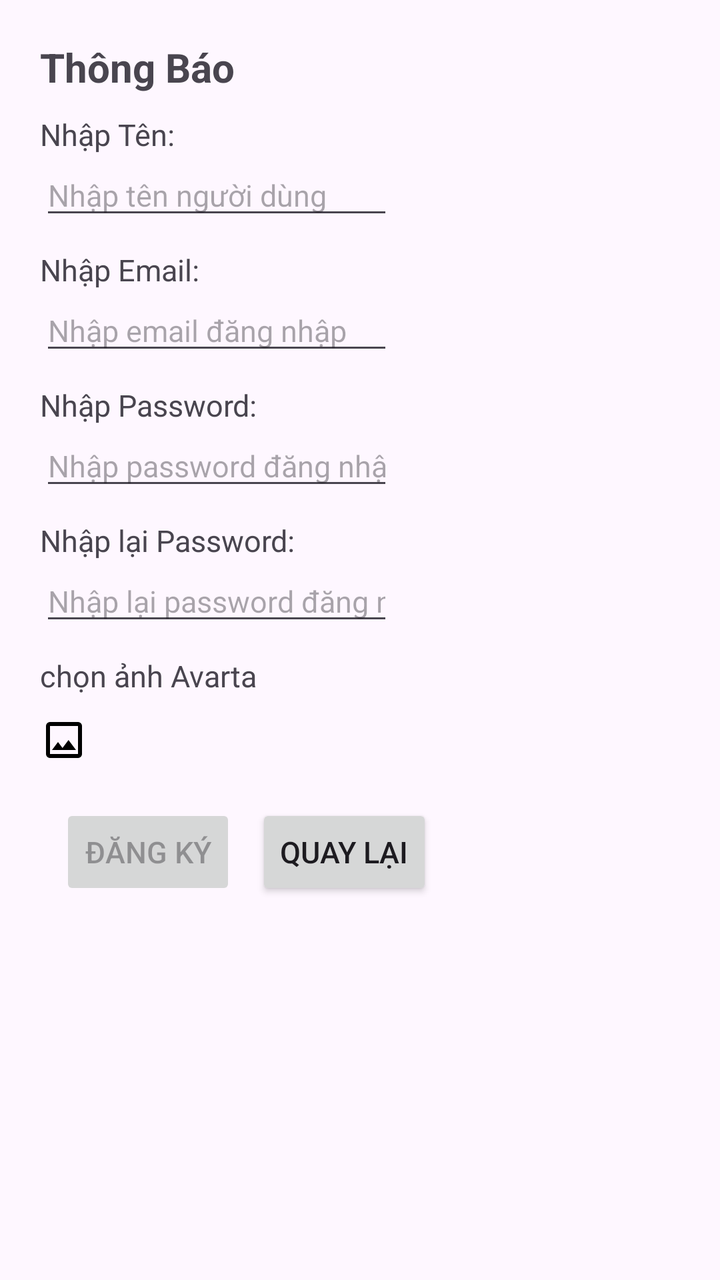
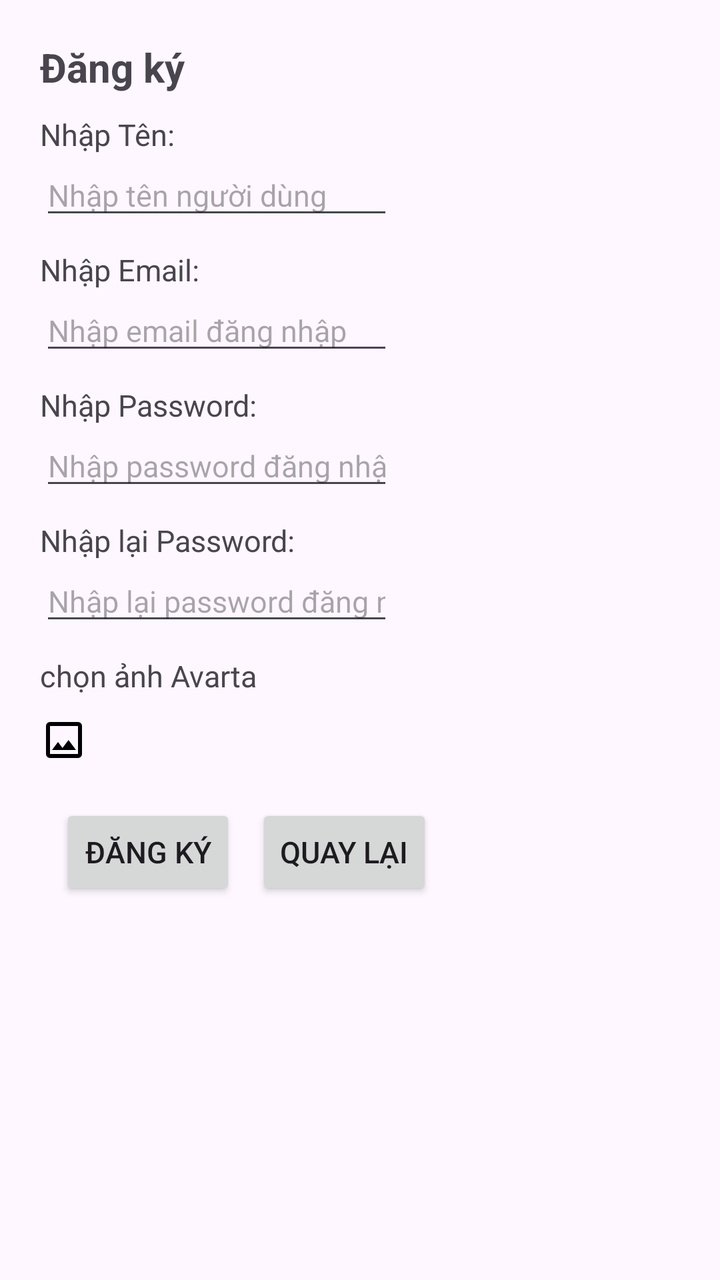

Compare the two renders of this Android layout. The source of the first and the diff that turns it into the second are given below.
<!-- AndroidManifest.xml: application theme Theme.BTLAPP -->
<!-- res/layout/custom_register.xml -->
<?xml version="1.0" encoding="utf-8"?>
<LinearLayout xmlns:android="http://schemas.android.com/apk/res/android"
    android:layout_width="wrap_content"
    android:layout_height="wrap_content"
    android:orientation="vertical"
    android:padding="20dp">

    <TextView
        android:id="@+id/lblTitleDialog"
        android:layout_width="wrap_content"
        android:layout_height="wrap_content"
        android:text="Thông Báo"
        android:textSize="20sp"
        android:textStyle="bold" />

    <TextView
        android:id="@+id/lblNameRegister"
        android:layout_width="wrap_content"
        android:layout_height="wrap_content"
        android:layout_marginTop="10dp"
        android:text="Nhập Tên:"
        android:textSize="15sp" />

    <EditText
        android:id="@+id/txtNameRegister"
        android:layout_width="wrap_content"
        android:layout_height="wrap_content"
        android:ems="10"
        android:hint="Nhập tên người dùng"
        android:textSize="15sp" />

    <TextView
        android:id="@+id/lblEmailRegister"
        android:layout_width="wrap_content"
        android:layout_height="wrap_content"
        android:layout_marginTop="10dp"
        android:text="Nhập Email:"
        android:textSize="15sp" />

    <EditText
        android:id="@+id/txtEmailRegister"
        android:layout_width="wrap_content"
        android:layout_height="wrap_content"
        android:ems="10"
        android:hint="Nhập email đăng nhập"
        android:inputType="textEmailAddress"
        android:textSize="15sp" />

    <TextView
        android:id="@+id/lblPasswordRegister"
        android:layout_width="wrap_content"
        android:layout_height="wrap_content"
        android:layout_marginTop="10dp"
        android:text="Nhập Password:"
        android:textSize="15sp" />

    <EditText
        android:id="@+id/txtPasswordRegister"
        android:layout_width="wrap_content"
        android:layout_height="wrap_content"
        android:ems="10"
        android:hint="Nhập password đăng nhập"
        android:inputType="textPassword"
        android:textSize="15sp" />

    <TextView
        android:id="@+id/lblRePasswordRegister"
        android:layout_width="wrap_content"
        android:layout_height="wrap_content"
        android:layout_marginTop="10dp"
        android:text="Nhập lại Password:"
        android:textSize="15sp" />

    <EditText
        android:id="@+id/txtRePasswordRegister"
        android:layout_width="wrap_content"
        android:layout_height="wrap_content"
        android:ems="10"
        android:hint="Nhập lại password đăng nhập"
        android:inputType="textPassword"
        android:textSize="15sp" />

    <TextView
        android:id="@+id/lblSelectImage"
        android:layout_width="wrap_content"
        android:layout_height="wrap_content"
        android:layout_marginTop="10dp"
        android:text="chọn ảnh Avarta"
        android:textSize="15sp" />

    <ImageButton
        android:id="@+id/ImgBtnAvarta"
        android:layout_width="wrap_content"
        android:layout_height="wrap_content"
        android:layout_marginTop="10dp"
        android:background="@drawable/select_image_24" />

    <LinearLayout
        android:layout_width="wrap_content"
        android:layout_height="wrap_content"
        android:layout_marginTop="10dp"
        android:orientation="horizontal"
        android:padding="10dp">

        <Button
            android:id="@+id/btnOKRegister"
            android:layout_width="wrap_content"
            android:layout_height="wrap_content"
            android:enabled="false"
            android:text="@string/action_register"
            android:textSize="15sp" />

        <Button
            android:id="@+id/btnCancelRegister"
            android:layout_width="wrap_content"
            android:layout_height="wrap_content"
            android:layout_marginStart="10dp"
            android:text="Quay lại"
            android:textSize="15sp" />

    </LinearLayout>
</LinearLayout>
<!-- resources referenced by this layout -->
<resources>
  <!-- drawable select_image_24 (drawable) -->
  <vector xmlns:android="http://schemas.android.com/apk/res/android" android:height="24dp" android:tint="#000000" android:viewportHeight="960" android:viewportWidth="960" android:width="24dp">
        
      <path android:fillColor="@android:color/white" android:pathData="M200,840Q167,840 143.5,816.5Q120,793 120,760L120,200Q120,167 143.5,143.5Q167,120 200,120L760,120Q793,120 816.5,143.5Q840,167 840,200L840,760Q840,793 816.5,816.5Q793,840 760,840L200,840ZM200,760L760,760Q760,760 760,760Q760,760 760,760L760,200Q760,200 760,200Q760,200 760,200L200,200Q200,200 200,200Q200,200 200,200L200,760Q200,760 200,760Q200,760 200,760ZM240,680L720,680L570,480L450,640L360,520L240,680ZM200,760Q200,760 200,760Q200,760 200,760L200,200Q200,200 200,200Q200,200 200,200L200,200Q200,200 200,200Q200,200 200,200L200,760Q200,760 200,760Q200,760 200,760Z"/>
      
  </vector>
  <string name="action_register">Đăng Ký</string>
  <style name="Theme.BTLAPP" parent="Base.Theme.BTLAPP" />
  <style name="Base.Theme.BTLAPP" parent="Theme.Material3.DayNight.NoActionBar">
          
          
      </style>
</resources>

<!-- the commit's change to res/layout/custom_register.xml (unified diff, before → after) -->
@@ -9,7 +9,7 @@
         android:id="@+id/lblTitleDialog"
         android:layout_width="wrap_content"
         android:layout_height="wrap_content"
-        android:text="Thông Báo"
+        android:text="Đăng ký"
         android:textSize="20sp"
         android:textStyle="bold" />
 
@@ -81,6 +81,15 @@
         android:textSize="15sp" />
 
     <TextView
+        android:id="@+id/txtErrorRePass"
+        android:layout_width="wrap_content"
+        android:layout_height="wrap_content"
+        android:text="Mật khẩu không khớp!"
+        android:textColor="#FF0000"
+        android:textSize="10sp"
+        android:visibility="gone" />
+
+    <TextView
         android:id="@+id/lblSelectImage"
         android:layout_width="wrap_content"
         android:layout_height="wrap_content"
@@ -106,7 +115,6 @@
             android:id="@+id/btnOKRegister"
             android:layout_width="wrap_content"
             android:layout_height="wrap_content"
-            android:enabled="false"
             android:text="@string/action_register"
             android:textSize="15sp" />
 
